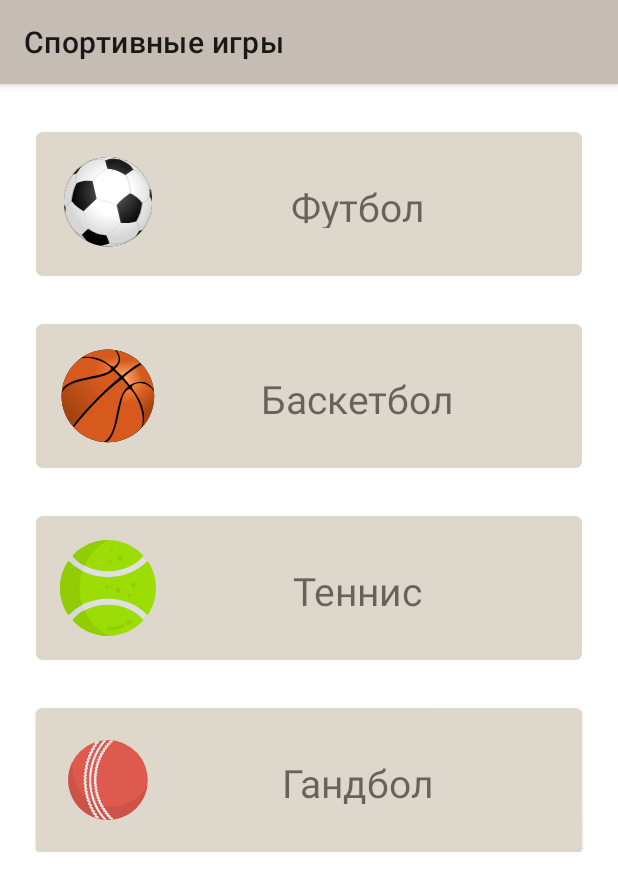
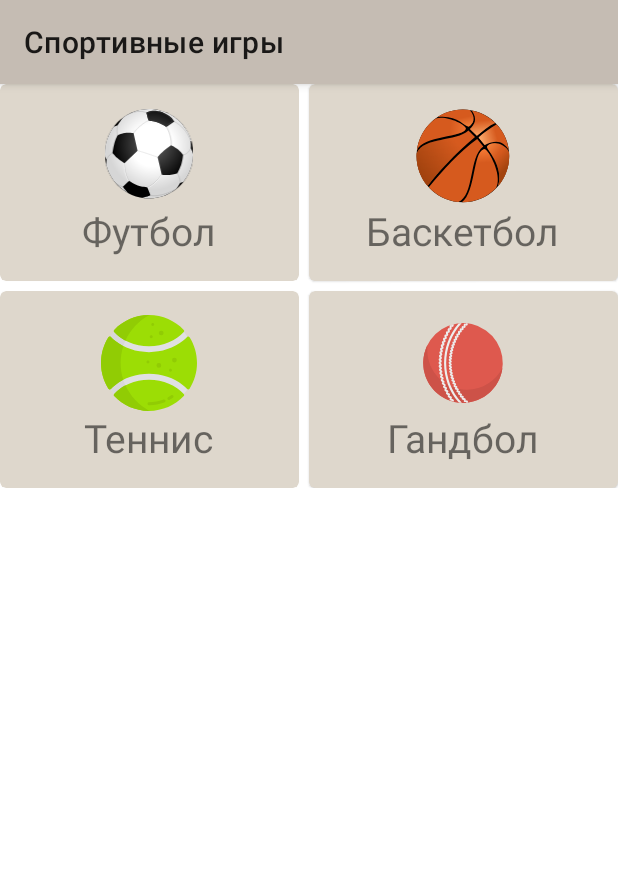
Before and after one commit to backtoroots/sport-app, an Android app: the screen it shows after launch (SportsGamesActivity), on a phone screen of 412 x 824 dp. Shown: the top 891 px of the screen. Run offline under Robolectric (Android 15) with nearby library versions, the phone set to English and light mode, and no system bars.

Commit message:
make sports games grid and circleImageView to players

```diff
--- a/app/build.gradle
+++ b/app/build.gradle
@@ -35,9 +35,5 @@ dependencies {
     implementation 'androidx.constraintlayout:constraintlayout:2.0.4'
 
     implementation 'com.google.android.material:material:1.3.0'
-
-    testImplementation 'junit:junit:4.12'
-    androidTestImplementation 'androidx.test.ext:junit:1.1.2'
-    androidTestImplementation 'androidx.test.espresso:espresso-core:3.3.0'
-
+    implementation 'de.hdodenhof:circleimageview:3.1.0'
 }
--- a/app/src/main/java/com/example/sportapp/ui/SplashScreenActivity.kt
+++ b/app/src/main/java/com/example/sportapp/ui/SplashScreenActivity.kt
@@ -8,7 +8,8 @@ import android.os.Looper
 import com.example.sportapp.R
 
 class SplashScreenActivity : AppCompatActivity() {
-    private val delayBeforeFinish = 3000L
+//    private val delayBeforeFinish = 3000L
+    private val delayBeforeFinish = 0L // TODO change
 
     override fun onCreate(savedInstanceState: Bundle?) {
         super.onCreate(savedInstanceState)
--- a/app/src/main/java/com/example/sportapp/ui/SportsGamesActivity.kt
+++ b/app/src/main/java/com/example/sportapp/ui/SportsGamesActivity.kt
@@ -4,7 +4,9 @@ import android.content.Intent
 import android.content.res.TypedArray
 import androidx.appcompat.app.AppCompatActivity
 import android.os.Bundle
+import androidx.recyclerview.widget.GridLayoutManager
 import androidx.recyclerview.widget.LinearLayoutManager
+import com.example.sportapp.GridImagesItemDecorator
 import com.example.sportapp.R
 import com.example.sportapp.SportGame
 import com.example.sportapp.SportsGamesTypes
@@ -13,6 +15,7 @@ import com.example.sportapp.ui.sport.SportGameActivity
 
 class SportsGamesActivity : AppCompatActivity(), SportsGamesRecyclerAdapter.OnSportGameListener {
 
+    private val numberOfGridColumns = 2
     private lateinit var binding: ActivitySportsGamesBinding
     private val sportsGames = mutableListOf<SportGame>()
     private lateinit var adapter: SportsGamesRecyclerAdapter
@@ -28,7 +31,8 @@ class SportsGamesActivity : AppCompatActivity(), SportsGamesRecyclerAdapter.OnSp
         adapter = SportsGamesRecyclerAdapter(sportsGames, this)
 
         binding.toolbar.title = "Спортивные игры"
-        binding.sportGamesRecycler.layoutManager = LinearLayoutManager(this)
+        binding.sportGamesRecycler.layoutManager = GridLayoutManager(this, numberOfGridColumns)
+        binding.sportGamesRecycler.addItemDecoration(GridImagesItemDecorator(10, numberOfGridColumns))
         binding.sportGamesRecycler.adapter = adapter
     }
 
--- a/app/src/main/java/com/example/sportapp/ui/sport/players/PlayersFragment.kt
+++ b/app/src/main/java/com/example/sportapp/ui/sport/players/PlayersFragment.kt
@@ -7,6 +7,8 @@ import android.view.LayoutInflater
 import android.view.View
 import android.view.ViewGroup
 import androidx.recyclerview.widget.LinearLayoutManager
+import androidx.recyclerview.widget.RecyclerView
+import com.example.sportapp.LinearItemDecorator
 import com.example.sportapp.Player
 import com.example.sportapp.R
 import com.example.sportapp.SportsGamesTypes
@@ -41,6 +43,7 @@ class PlayersFragment : Fragment() {
         }
 
         binding.playersRecyclerView.layoutManager = LinearLayoutManager(activity)
+        binding.playersRecyclerView.addItemDecoration(LinearItemDecorator(10))
         binding.playersRecyclerView.adapter = adapter
 
         return binding.root
--- a/app/src/main/res/layout/sports_games_list_item.xml
+++ b/app/src/main/res/layout/sports_games_list_item.xml
@@ -4,28 +4,26 @@
     android:id="@+id/card"
     android:layout_width="match_parent"
     android:layout_height="wrap_content"
-    android:layout_marginLeft="24dp"
-    android:layout_marginTop="32dp"
-    android:layout_marginRight="24dp"
     app:cardBackgroundColor="@color/cardViewBackGroundColor">
 
     <LinearLayout
         android:layout_width="match_parent"
         android:layout_height="wrap_content"
-        android:padding="16dp">
+        android:padding="16dp"
+        android:orientation="vertical">
 
         <ImageView
             android:id="@+id/sportGameImage"
             android:layout_width="@dimen/sportImageSize"
             android:layout_height="@dimen/sportImageSize"
+            android:layout_gravity="center_horizontal"
             android:src="@drawable/ic_football" />
 
         <TextView
             android:id="@+id/sportGameContent"
-            android:layout_width="match_parent"
-            android:layout_height="match_parent"
-            android:layout_margin="16dp"
-            android:gravity="center"
+            android:layout_width="wrap_content"
+            android:layout_height="wrap_content"
+            android:layout_gravity="center_horizontal"
             android:text="Футбол"
             android:textSize="26sp" />
 
```
Also changed, not shown: app/src/main/java/com/example/sportapp/LinearItemDecorator.kt (added, +18 -0 lines), app/src/main/res/layout/players_list_item.xml (+9 -6 lines).
